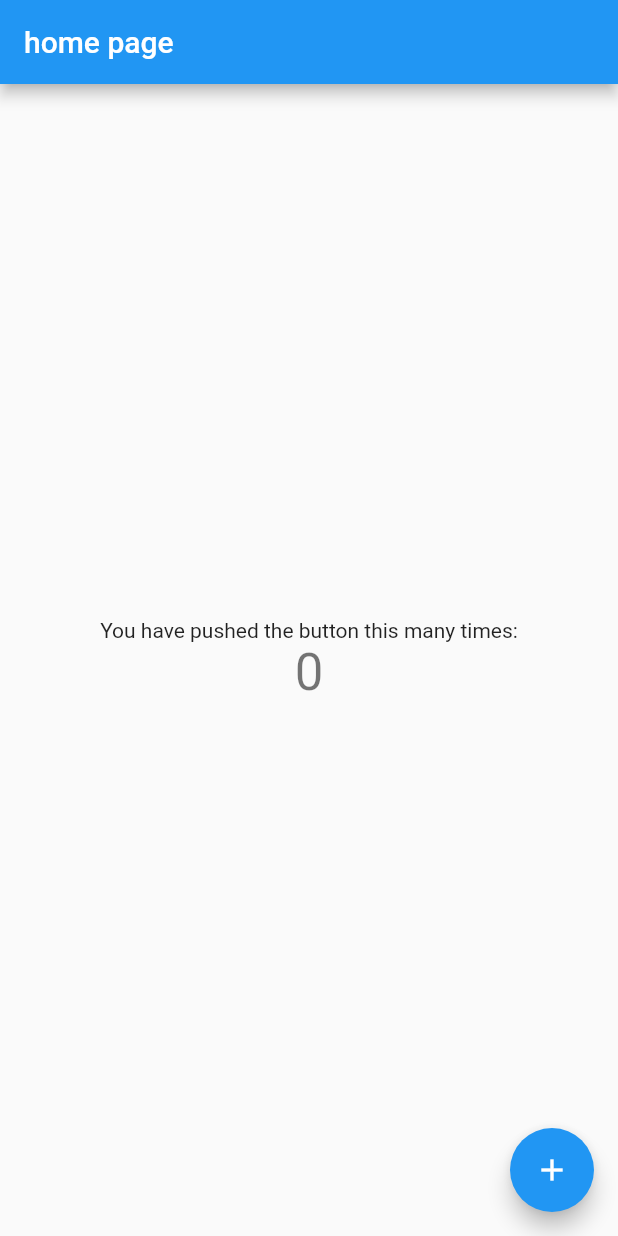
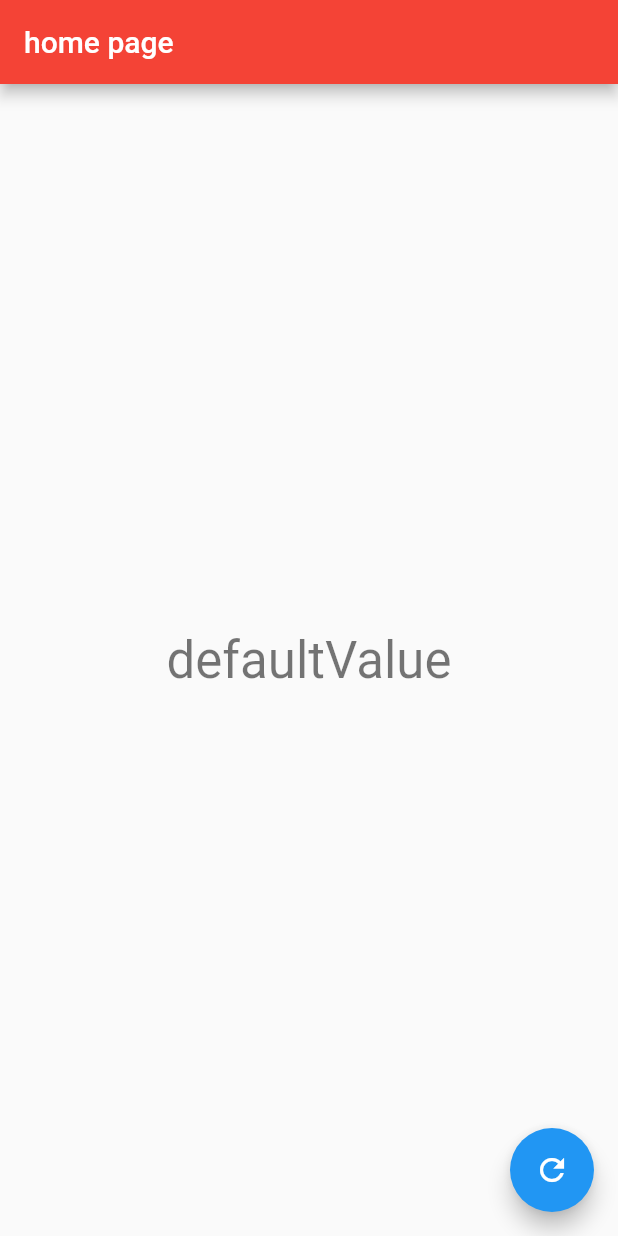
Before and after one commit to devguusta/Firebase-Intermedi-rio, a Flutter app: the screen it shows after launch, on a phone screen of 412 x 824 dp. Run offline on Flutter 3.47's test engine with Material 2 defaults, Android fonts, the light colour scheme and no system bars; our stand-ins replace firebase_core, firebase_messaging, firebase_remote_config, flutter_local_notifications; accounts and stored records are empty.

Commit message:
firebase remote config

```diff
--- a/lib/main.dart
+++ b/lib/main.dart
@@ -1,15 +1,18 @@
 import 'package:firebase_core/firebase_core.dart';
 import 'package:flutter/material.dart';
 import 'package:trainning_firebase/firebase_messaging/custom_firebase_messaging.dart';
+import 'package:trainning_firebase/remote_config/custom_remote_config.dart';
+import 'package:trainning_firebase/remote_config/custom_visible_rc_widget.dart';
 
 final GlobalKey<NavigatorState> navigatorKey = GlobalKey<NavigatorState>();
-Future<void> main() async {
+main() async {
   WidgetsFlutterBinding.ensureInitialized();
 
   await Firebase.initializeApp();
   await CustomFirebaseMessaging().inicialize();
   await CustomFirebaseMessaging().getTokenFirebase();
 
+  await CustomRemoteConfig().initialize();
   runApp(const MyApp());
 }
 
@@ -48,11 +51,17 @@ class MyHomePage extends StatefulWidget {
 }
 
 class _MyHomePageState extends State<MyHomePage> {
-  int _counter = 0;
+  bool _isLoading = false;
 
-  void _incrementCounter() {
+  final int _counter = 0;
+
+  void _incrementCounter() async {
     setState(() {
-      _counter++;
+      _isLoading = true;
+    });
+    await CustomRemoteConfig().forceFetch();
+    setState(() {
+      _isLoading = false;
     });
   }
 
@@ -60,20 +69,35 @@ class _MyHomePageState extends State<MyHomePage> {
   Widget build(BuildContext context) {
     return Scaffold(
       appBar: AppBar(
+        backgroundColor: CustomRemoteConfig()
+                .getValueOrDefault(key: 'isActiveBlue', defaultValue: false)
+            ? Colors.blue
+            : Colors.red,
         title: Text(widget.title),
       ),
-      body: Center(
+      body: _isLoading
+          ? const Center(child: CircularProgressIndicator())
+          : Center(
               // Center is a layout widget. It takes a single child and positions it
               // in the middle of the parent.
               child: Column(
                 mainAxisAlignment: MainAxisAlignment.center,
                 children: <Widget>[
-            const Text(
-              'You have pushed the button this many times:',
+                  Text(
+                    CustomRemoteConfig()
+                        .getValueOrDefault(
+                            key: "novaString", defaultValue: 'defaultValue')
+                        .toString(),
+                    style: Theme.of(context).textTheme.headline4,
                   ),
-            Text(
-              '$_counter',
-              style: Theme.of(context).textTheme.headline4,
+                  CustomVisibleRCWidget(
+                    rmKey: 'show_container',
+                    defaultValue: false,
+                    child: Container(
+                      color: Colors.blue,
+                      height: 100,
+                      width: 100,
+                    ),
                   ),
                 ],
               ),
@@ -81,7 +105,7 @@ class _MyHomePageState extends State<MyHomePage> {
       floatingActionButton: FloatingActionButton(
         onPressed: _incrementCounter,
         tooltip: 'Increment',
-        child: const Icon(Icons.add),
+        child: const Icon(Icons.refresh),
       ), // This trailing comma makes auto-formatting nicer for build methods.
     );
   }
--- /dev/null
+++ b/lib/remote_config/custom_remote_config.dart
@@ -0,0 +1,58 @@
+import 'package:firebase_remote_config/firebase_remote_config.dart';
+import 'package:flutter/services.dart';
+
+class CustomRemoteConfig {
+  late FirebaseRemoteConfig _firebaseRemoteConfig;
+
+  CustomRemoteConfig._internal();
+  static final CustomRemoteConfig _singleton = CustomRemoteConfig._internal();
+  factory CustomRemoteConfig() => _singleton;
+
+  Future<void> initialize() async {
+    _firebaseRemoteConfig = FirebaseRemoteConfig.instance;
+    await _firebaseRemoteConfig.setConfigSettings(
+      RemoteConfigSettings(
+        fetchTimeout: const Duration(seconds: 10),
+        minimumFetchInterval: const Duration(hours: 1),
+      ),
+    );
+  }
+
+  Future<void> forceFetch() async {
+    try {
+      await _firebaseRemoteConfig.setConfigSettings(
+        RemoteConfigSettings(
+          fetchTimeout: const Duration(seconds: 10),
+          minimumFetchInterval: Duration.zero,
+        ),
+      );
+      await _firebaseRemoteConfig.fetchAndActivate();
+    } on PlatformException catch (exception) {
+      throw (exception.toString());
+    } catch (exception) {
+      throw ('Erro ao buscar os dados remotamente');
+    }
+  }
+
+  getValueOrDefault({
+    required String key,
+    required dynamic defaultValue,
+  }) {
+    switch (defaultValue.runtimeType) {
+      case String:
+        var _value = _firebaseRemoteConfig.getString(key);
+        return _value != '' ? _value : defaultValue;
+      case int:
+        var _value = _firebaseRemoteConfig.getInt(key);
+        return _value != 0 ? _value : defaultValue;
+      case bool:
+        var _value = _firebaseRemoteConfig.getBool(key);
+        return _value != false ? _value : defaultValue;
+      case double:
+        var _value = _firebaseRemoteConfig.getDouble(key);
+        return _value != 0.0 ? _value : defaultValue;
+      default:
+        return Exception('Implementation not found');
+    }
+  }
+}
--- a/pubspec.yaml
+++ b/pubspec.yaml
@@ -37,6 +37,7 @@ dependencies:
   firebase_core: ^1.13.1
   firebase_messaging: ^11.2.8
   flutter_local_notifications: ^9.3.3
+  firebase_remote_config: ^2.0.2
 
 dev_dependencies:
   flutter_test:
```
Also changed, not shown: lib/remote_config/custom_visible_rc_widget.dart (added, +30 -0 lines), pubspec.lock. Lines whose indentation alone changed are shown as unchanged.
